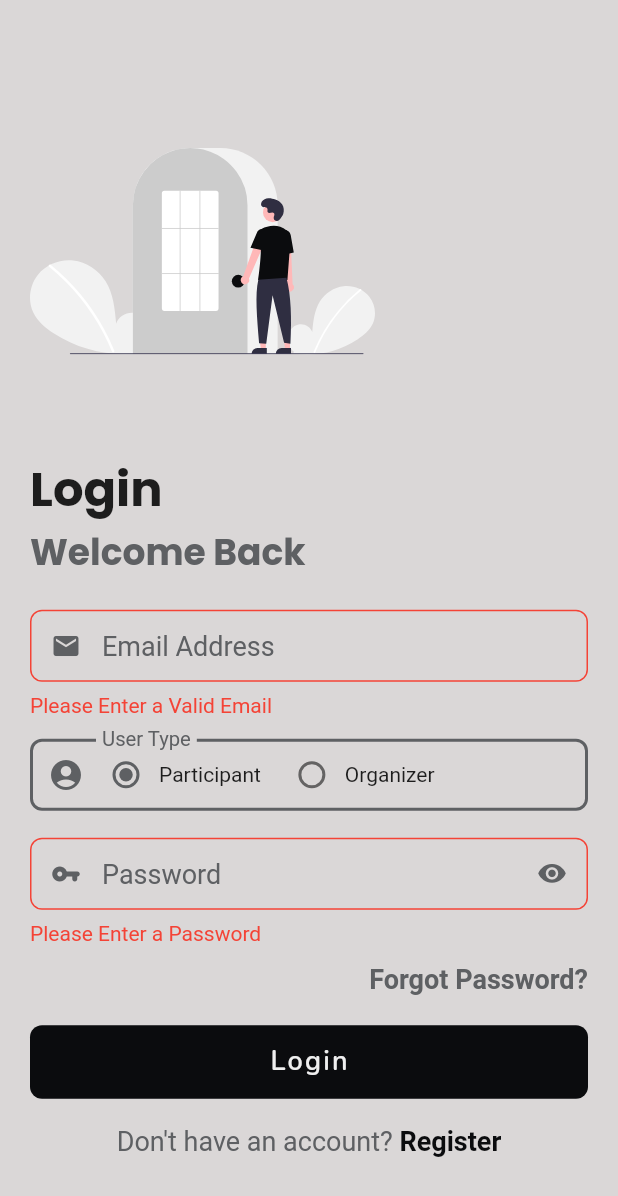
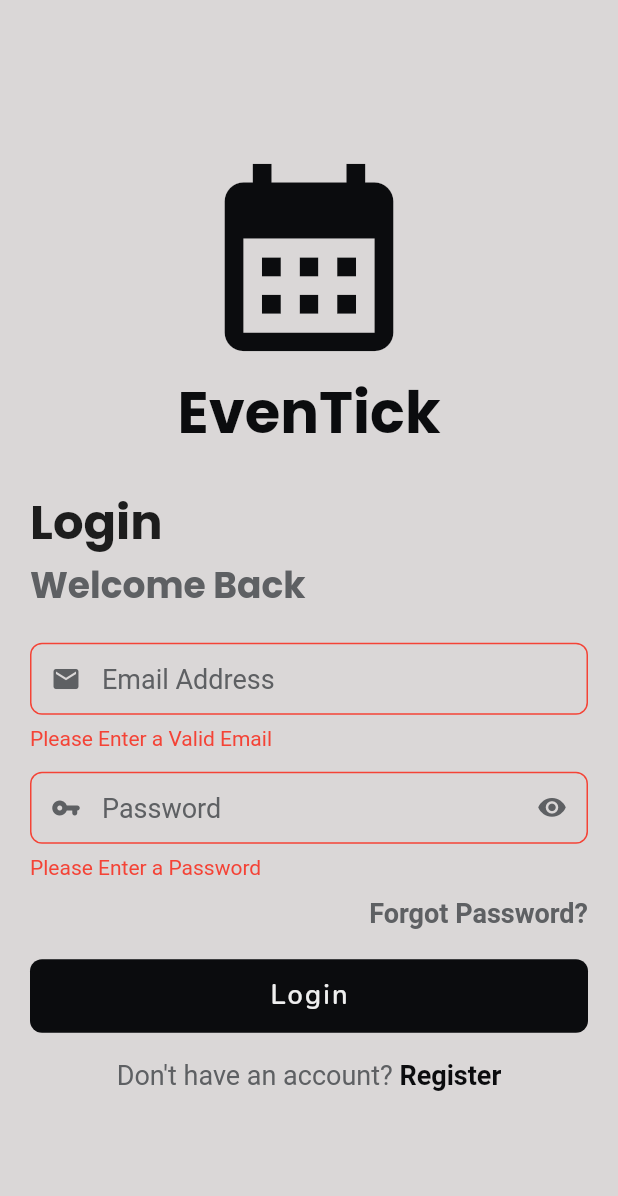
Before and after one commit to aliasar1/Event-Management-App, a Flutter app: the screen it shows after launch, after a tap on "Login", on a phone screen of 412 x 824 dp. Shown: the top 1196 px of the screen. Run offline on Flutter 3.47's test engine with Material 2 defaults, Android fonts, the phone set to English and light mode, and no system bars; our stand-ins replace cloud_firestore, connectivity_plus, curved_navigation_bar, firebase_auth, firebase_core, firebase_storage and 6 more; missing offline and left inert: app_settings, flutter_barcode_scanner; accounts and stored records are empty.

```diff
--- a/lib/controllers/auth_controller.dart
+++ b/lib/controllers/auth_controller.dart
@@ -1,12 +1,10 @@
 import 'package:firebase_auth/firebase_auth.dart';
 import 'package:flutter/material.dart';
 import 'package:get/get.dart';
-import 'package:get_storage/get_storage.dart';
 
-import '../models/enums.dart';
+import '../local/chache_manager.dart';
 import '../utils/exports/manager_exports.dart';
 import '../utils/exports/views_exports.dart';
-import '../utils/utils.dart';
 import '../models/user.dart' as model;
 
 class AuthenticateController extends GetxController with CacheManager {
@@ -21,164 +19,159 @@ class AuthenticateController extends GetxController with CacheManager {
   final TextEditingController passwordController = TextEditingController();
   final TextEditingController nameController = TextEditingController();
   final TextEditingController phoneController = TextEditingController();
-  late String userTypeController = 'Participant';
 
   void toggleVisibility() {
     isObscure.value = !isObscure.value;
   }
 
-  void toggleLoading({bool showMessage = false, String message = ''}) {
+  void toggleLoading() {
     isLoading.value = !isLoading.value;
-    if (showMessage) {
-      Utils.showSnackBar(
-        message,
-        isSuccess: false,
+  }
+
+  Future<bool> login(String email, String password) async {
+    try {
+      if (loginFormKey.currentState!.validate()) {
+        loginFormKey.currentState!.save();
+        toggleLoading();
+
+        UserCredential userCredential = await firebaseAuth
+            .signInWithEmailAndPassword(email: email, password: password);
+
+        User? user = userCredential.user;
+
+        if (user != null) {
+          if (user.emailVerified) {
+            saveToken(true);
+            toggleLoading();
+            clearfields();
+            checkLoginStatus();
+            return true;
+          } else {
+            toggleLoading();
+            Get.snackbar(
+              'Error Logging in',
+              'Please verify your email to login.',
+            );
+            return true;
+          }
+        } else {
+          toggleLoading();
+          Get.snackbar(
+            'Error Logging in',
+            'Invalid email or password.',
+          );
+          return false;
+        }
+      }
+      return false;
+    } catch (err) {
+      toggleLoading();
+      Get.snackbar(
+        'Error Logging in',
+        err.toString(),
       );
+      return false;
     }
   }
 
-  Future<void> loginUser(String email, String password, String userType) async {
-    try {
-      if (loginFormKey.currentState!.validate()) {
-        loginFormKey.currentState!.save();
-        isLoggedIn.value = true;
-        toggleLoading();
-        await firebaseAuth.signInWithEmailAndPassword(
-            email: email, password: password);
-        if (userType == 'Participant') {
-          saveToken(firebaseAuth.currentUser!.uid, false);
-          Get.offNamed(ParticipantHomeScreen.routeName);
-        } else {
-          saveToken(firebaseAuth.currentUser!.uid, true);
-          Get.offNamed(OrganizerHomeScreen.routeName);
-        }
-        toggleLoading();
-        resetFields();
-      }
-    } catch (e) {
-      toggleLoading();
-      Get.snackbar(
-        'Error Loggin in',
-        e.toString(),
-      );
-    }
-  }
-
-  Future<void> registerUser(
-      String email, String password, String name, String phone) async {
+  Future<bool> signUpUser({
+    required String email,
+    required String password,
+    required String name,
+    required String phone,
+  }) async {
     try {
       if (signupFormKey.currentState!.validate()) {
         signupFormKey.currentState!.save();
         toggleLoading();
         UserCredential cred = await firebaseAuth.createUserWithEmailAndPassword(
-            email: email, password: password);
+          email: email,
+          password: password,
+        );
+        await firebaseAuth.currentUser!.sendEmailVerification();
+
         model.User user = model.User(
-            name: name,
-            email: email,
-            profilePhoto: '',
-            uid: cred.user!.uid,
-            phone: phone);
+          name: name,
+          uid: cred.user!.uid,
+          phone: phone,
+          email: email,
+          profilePhoto: "",
+        );
+
         await firestore
-            .collection(usersCollection)
+            .collection("users")
             .doc(cred.user!.uid)
             .set(user.toJson());
+
+        removeToken();
         toggleLoading();
-        Get.offAllNamed(LoginScreen.routeName);
+
         Get.snackbar(
-          'Success!',
-          'Account created successfully.',
+          'Account created successfully!',
+          'Please verify account to proceed.',
         );
-        resetFields();
+        return true;
       }
+      return false;
     } catch (e) {
       toggleLoading();
       Get.snackbar(
-        'Error Loggin in',
+        'Error Logging in',
         e.toString(),
       );
+      return false;
     }
   }
 
-  void resetFields() {
+  void logout() async {
+    removeToken();
+    await firebaseAuth.signOut();
+
+    // Get.dialog(
+    //   AlertDialog(
+    //     backgroundColor: ColorManager.scaffoldBackgroundColor,
+    //     title: const Text('Confirm Logout'),
+    //     content: const Text('Are you sure you want to log out?'),
+    //     actions: [
+    //       TextButton(
+    //         onPressed: () => Get.back(),
+    //         child: const Text(
+    //           'Cancel',
+    //           style: TextStyle(color: ColorManager.primaryColor),
+    //         ),
+    //       ),
+    //       ElevatedButton(
+    //         style: ButtonStyle(
+    //             backgroundColor:
+    //                 MaterialStateProperty.all(ColorManager.primaryColor)),
+    //         onPressed: () async {
+    //           await firebaseAuth.signOut();
+    //           removeToken();
+    //           isLoggedIn.value = false;
+    //           Get.offAllNamed(LoginScreen.routeName);
+    //         },
+    //         child: const Text(
+    //           'Logout',
+    //           style: TextStyle(color: ColorManager.backgroundColor),
+    //         ),
+    //       ),
+    //     ],
+    //   ),
+    // );
+  }
+
+  void checkLoginStatus() {
+    if (getToken() == null || getToken() == false) {
+      Get.offAll(LoginScreen());
+    } else {
+      Get.offAll(const OrganizerHomeScreen());
+    }
+  }
+
+  void clearfields() {
     emailController.clear();
-    nameController.clear();
     passwordController.clear();
     phoneController.clear();
-    userTypeController = 'Participant';
-    update();
-  }
-
-  void logout() async {
-    Get.dialog(
-      AlertDialog(
-        backgroundColor: ColorManager.scaffoldBackgroundColor,
-        title: const Text('Confirm Logout'),
-        content: const Text('Are you sure you want to log out?'),
-        actions: [
-          TextButton(
-            onPressed: () => Get.back(),
-            child: const Text(
-              'Cancel',
-              style: TextStyle(color: ColorManager.primaryColor),
-            ),
-          ),
-          ElevatedButton(
-            style: ButtonStyle(
-                backgroundColor:
-                    MaterialStateProperty.all(ColorManager.primaryColor)),
-            onPressed: () async {
-              await firebaseAuth.signOut();
-              removeToken();
-              isLoggedIn.value = false;
-              Get.offAllNamed(LoginScreen.routeName);
-            },
-            child: const Text(
-              'Logout',
-              style: TextStyle(color: ColorManager.backgroundColor),
-            ),
-          ),
-        ],
-      ),
-    );
-  }
-
-  Future<void> checkLoginStatus() async {
-    firebaseAuth.idTokenChanges().listen((User? user) {
-      if (user == null) {
-        removeToken();
-        Get.offAllNamed(LoginScreen.routeName);
-      } else {
-        if (getUserType() == true) {
-          Get.offAllNamed(OrganizerHomeScreen.routeName);
-        } else {
-          Get.offAllNamed(ParticipantHomeScreen.routeName);
-        }
-      }
-    });
+    nameController.clear();
   }
 }
-
-mixin CacheManager {
-  Future<bool> saveToken(String token, bool isOrganizer) async {
-    final box = GetStorage();
-    await box.write(CacheManagerKeys.token.toString(), token);
-    await box.write(CacheManagerKeys.isOrganizer.toString(), isOrganizer);
-    return true;
-  }
-
-  String? getToken() {
-    final box = GetStorage();
-    return box.read(CacheManagerKeys.token.toString());
-  }
-
-  bool? getUserType() {
-    final box = GetStorage();
-    return box.read(CacheManagerKeys.isOrganizer.toString());
-  }
-
-  Future<void> removeToken() async {
-    final box = GetStorage();
-    await box.remove(CacheManagerKeys.token.toString());
-    await box.remove(CacheManagerKeys.isOrganizer.toString());
-  }
-}
--- a/lib/controllers/splash_controller.dart
+++ b/lib/controllers/splash_controller.dart
@@ -10,8 +10,8 @@ import 'package:connectivity_plus/connectivity_plus.dart';
 class SplashController extends GetxController {
   final authController = Get.put(AuthenticateController());
 
-  Future<void> initializeAuthentication() async {
-    await authController.checkLoginStatus();
+  void initializeAuthentication() {
+    authController.checkLoginStatus();
   }
 
   late RxBool offlineStatus = false.obs;
--- /dev/null
+++ b/lib/local/chache_manager.dart
@@ -0,0 +1,18 @@
+import 'package:get_storage/get_storage.dart';
+
+mixin CacheManager {
+  void saveToken(bool isLogin) {
+    final box = GetStorage();
+    box.write('isLogin', isLogin);
+  }
+
+  bool? getToken() {
+    final box = GetStorage();
+    return box.read('isLogin');
+  }
+
+  Future<void> removeToken() async {
+    final box = GetStorage();
+    await box.remove('isLogin');
+  }
+}
--- a/lib/manager/strings_manager.dart
+++ b/lib/manager/strings_manager.dart
@@ -41,6 +41,9 @@ class StringsManager {
   // Hint Text
   static const String emailHintTxt = 'abc@gmail.com';
   static const String phoneHintTxt = '0331XXXXXXX';
+  static const String firstTimeLoginTitle = "Email Verification";
+  static const String firstTimeLogin =
+      "You need to verify email before proceeding.";
 }
 
 class ErrorManager {
--- a/lib/views/login_screen.dart
+++ b/lib/views/login_screen.dart
@@ -1,7 +1,6 @@
 // ignore: must_be_immutable
 import 'package:event_booking_app/views/signup_screen.dart';
 import 'package:flutter/material.dart';
-import 'package:flutter_svg/svg.dart';
 import 'package:get/get.dart';
 
 import '../controllers/auth_controller.dart';
@@ -31,23 +30,34 @@ class LoginScreen extends StatelessWidget {
               child: Form(
                 key: controller.loginFormKey,
                 child: Column(
-                  crossAxisAlignment: CrossAxisAlignment.start,
+                  crossAxisAlignment: CrossAxisAlignment.center,
                   children: [
-                    SvgPicture.asset(
-                      'assets/images/login.svg',
-                      height: SizeManager.svgImageSize,
-                      width: SizeManager.svgImageSize,
-                      fit: BoxFit.scaleDown,
+                    const Center(
+                      child: Icon(
+                        Icons.calendar_month,
+                        size: SizeManager.splashIconSize,
+                        color: ColorManager.blackColor,
+                      ),
+                    ),
+                    const Txt(
+                      text: StringsManager.appName,
+                      color: ColorManager.blackColor,
+                      fontFamily: FontsManager.fontFamilyPoppins,
+                      fontSize: FontSize.headerFontSize * 1.2,
+                      fontWeight: FontWeightManager.bold,
                     ),
                     const SizedBox(
                       height: SizeManager.sizeXL,
                     ),
-                    const Txt(
-                      textAlign: TextAlign.start,
-                      text: StringsManager.loginTxt,
-                      fontWeight: FontWeightManager.bold,
-                      fontSize: FontSize.headerFontSize,
-                      fontFamily: FontsManager.fontFamilyPoppins,
+                    const Align(
+                      alignment: Alignment.centerLeft,
+                      child: Txt(
+                        textAlign: TextAlign.start,
+                        text: StringsManager.loginTxt,
+                        fontWeight: FontWeightManager.bold,
+                        fontSize: FontSize.headerFontSize,
+                        fontFamily: FontsManager.fontFamilyPoppins,
+                      ),
                     ),
                     Container(
                       alignment: Alignment.centerLeft,
@@ -81,38 +91,6 @@ class LoginScreen extends StatelessWidget {
                     const SizedBox(
                       height: SizeManager.sizeSemiM,
                     ),
-                    RadioButtonFormField(
-                      labels: const ['Participant', 'Organizer'],
-                      icons: const [Icons.account_circle, Icons.groups],
-                      onChange: (String label, int index) =>
-                          controller.userTypeController = label,
-                      onSelected: (String label) =>
-                          controller.userTypeController = label,
-                      decoration: InputDecoration(
-                        labelText: 'User Type',
-                        contentPadding: const EdgeInsets.all(0.0),
-                        labelStyle: const TextStyle(
-                          color: ColorManager.primaryColor,
-                          fontSize: FontSize.textFontSize,
-                          fontWeight: FontWeight.w400,
-                        ),
-                        hintStyle: const TextStyle(
-                          color: Colors.grey,
-                          fontSize: FontSize.textFontSize,
-                        ),
-                        enabledBorder: OutlineInputBorder(
-                          borderSide: const BorderSide(
-                            color: ColorManager.primaryColor,
-                            width: 2,
-                          ),
-                          borderRadius:
-                              BorderRadius.circular(RadiusManager.fieldRadius),
-                        ),
-                      ),
-                    ),
-                    const SizedBox(
-                      height: SizeManager.sizeL,
-                    ),
                     Obx(
                       () => CustomTextFormField(
                         controller: controller.passwordController,
@@ -125,11 +103,17 @@ class LoginScreen extends StatelessWidget {
                             : Icons.visibility_off_rounded,
                         onSuffixTap: controller.toggleVisibility,
                         textInputAction: TextInputAction.done,
-                        onFieldSubmit: (v) => controller.loginUser(
-                          controller.emailController.text.trim(),
-                          controller.passwordController.text.trim(),
-                          controller.userTypeController,
-                        ),
+                        onFieldSubmit: (_) async {
+                          bool isValid = await controller.login(
+                              controller.emailController.text,
+                              controller.passwordController.text);
+                          if (isValid) {
+                            if (!firebaseAuth.currentUser!.emailVerified) {
+                              await controller.removeToken();
+                              verifyDialog(controller);
+                            }
+                          }
+                        },
                         validator: (value) {
                           if (value!.isEmpty) {
                             return ErrorManager.kPasswordNullError;
@@ -171,12 +155,16 @@ class LoginScreen extends StatelessWidget {
                                 ),
                               )
                             : null,
-                        onPressed: () {
-                          controller.loginUser(
-                            controller.emailController.text.trim(),
-                            controller.passwordController.text.trim(),
-                            controller.userTypeController,
-                          );
+                        onPressed: () async {
+                          bool isValid = await controller.login(
+                              controller.emailController.text,
+                              controller.passwordController.text);
+                          if (isValid) {
+                            if (!firebaseAuth.currentUser!.emailVerified) {
+                              await controller.removeToken();
+                              verifyDialog(controller);
+                            }
+                          }
                         },
                         text: StringsManager.loginTxt,
                         textColor: ColorManager.backgroundColor,
@@ -216,4 +204,68 @@ class LoginScreen extends StatelessWidget {
       ),
     );
   }
+
+  Future<dynamic> verifyDialog(AuthenticateController controller) {
+    return Get.dialog(
+      WillPopScope(
+        onWillPop: () async => false,
+        child: AlertDialog(
+          title: const Txt(
+            text: "Verify your email",
+            color: ColorManager.blackColor,
+            fontFamily: FontsManager.fontFamilyPoppins,
+            fontSize: FontSize.textFontSize,
+            fontWeight: FontWeightManager.bold,
+          ),
+          content: const Txt(
+            text: "An email is sent to you, please verify your account.",
+            color: ColorManager.blackColor,
+            fontFamily: FontsManager.fontFamilyPoppins,
+            fontSize: FontSize.subTitleFontSize,
+            fontWeight: FontWeightManager.regular,
+          ),
+          actions: [
+            TextButton(
+              onPressed: () async {
+                try {
+                  await firebaseAuth.currentUser!.sendEmailVerification();
+                  controller.logout();
+                  Get.offAll(LoginScreen());
+                } catch (e) {
+                  Get.snackbar(
+                    'Error',
+                    'Failed to send email verification: $e',
+                  );
+                }
+              },
+              child: const Txt(
+                text: "Resend Email",
+                color: ColorManager.blackColor,
+                fontFamily: FontsManager.fontFamilyPoppins,
+                fontSize: FontSize.subTitleFontSize,
+                fontWeight: FontWeightManager.regular,
+              ),
+            ),
+            TextButton(
+              style: ButtonStyle(
+                  backgroundColor:
+                      MaterialStateProperty.all(ColorManager.blackColor)),
+              onPressed: () {
+                controller.logout();
+                Get.offAll(LoginScreen());
+              },
+              child: const Txt(
+                text: "Login",
+                color: ColorManager.backgroundColor,
+                fontFamily: FontsManager.fontFamilyPoppins,
+                fontSize: FontSize.subTitleFontSize,
+                fontWeight: FontWeightManager.regular,
+              ),
+            ),
+          ],
+        ),
+      ),
+      barrierDismissible: false,
+    );
+  }
 }
--- a/lib/views/splash_screen.dart
+++ b/lib/views/splash_screen.dart
@@ -23,10 +23,6 @@ class _SplashScreenState extends State<SplashScreen> {
   @override
   void initState() {
     super.initState();
-    // Timer(
-    //   const Duration(seconds: 2),
-    //   () => splashController.authController.checkLoginStatus(),
-    // );
     Timer(
       const Duration(seconds: 2),
       () => authController.checkLoginStatus(),
@@ -38,27 +34,6 @@ class _SplashScreenState extends State<SplashScreen> {
     SizeConfig().init(context);
     return const SplashView();
   }
-
-  // @override
-  // Widget build(BuildContext context) {
-  //   return Obx(
-  //     () {
-  //       if (splashController.offlineStatus.value == true) {
-  //         return const OfflineScreen();
-  //       } else {
-  //         if (controller.isLogin.value) {
-  //           if (controller.userTypeController == 'Participant') {
-  //             return ParticipantHomeScreen();
-  //           } else {
-  //             return OrganizerHomeScreen();
-  //           }
-  //         } else {
-  //           return LoginScreen();
-  //         }
-  //       }
-  //     },
-  //   );
-  // }
 }
 
 class SplashView extends StatelessWidget {
@@ -85,11 +60,10 @@ class SplashView extends StatelessWidget {
               ),
               Txt(
                 text: StringsManager.appName,
+                color: ColorManager.blackColor,
                 fontFamily: FontsManager.fontFamilyPoppins,
-                fontSize: FontSize.headerFontSize,
-                letterSpacing: SpacingManager.spaceS,
-                fontWeight: FontWeight.w900,
-                color: ColorManager.blackColor,
+                fontSize: FontSize.headerFontSize * 1.2,
+                fontWeight: FontWeightManager.bold,
               ),
             ],
           ),
```
Also changed, not shown: lib/views/signup_screen.dart (+61 -12 lines), pubspec.lock, 1 other file.
